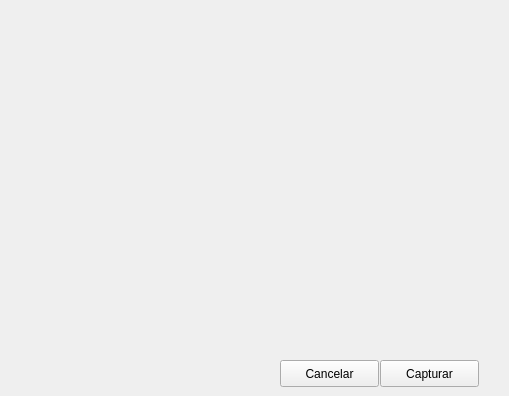
Before: the Qt Designer form Cliente/ventanacamera.ui in AleDelgado94/ChatOsO, drawn with Qt 5.
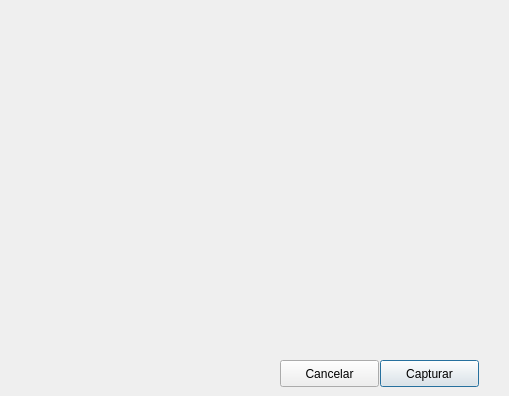
After: the same form once the commit is applied.

Diff of the .ui file:
```diff
--- a/Cliente/ventanacamera.ui
+++ b/Cliente/ventanacamera.ui
@@ -55,7 +55,10 @@
     <string>Capturar</string>
    </property>
    <property name="autoDefault">
-    <bool>false</bool>
+    <bool>true</bool>
+   </property>
+   <property name="default">
+    <bool>true</bool>
    </property>
   </widget>
   <widget class="QPushButton" name="pushButtonCancelar">
```
Left out of the diff: 6 changed lines with no effect on the pictures.
